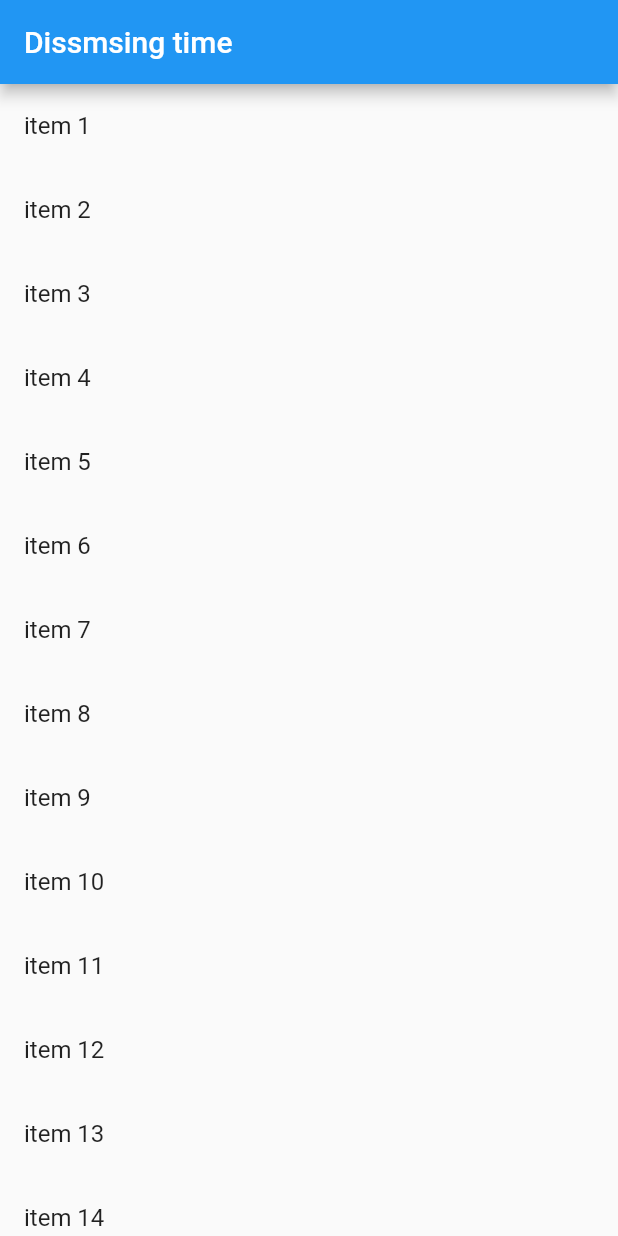
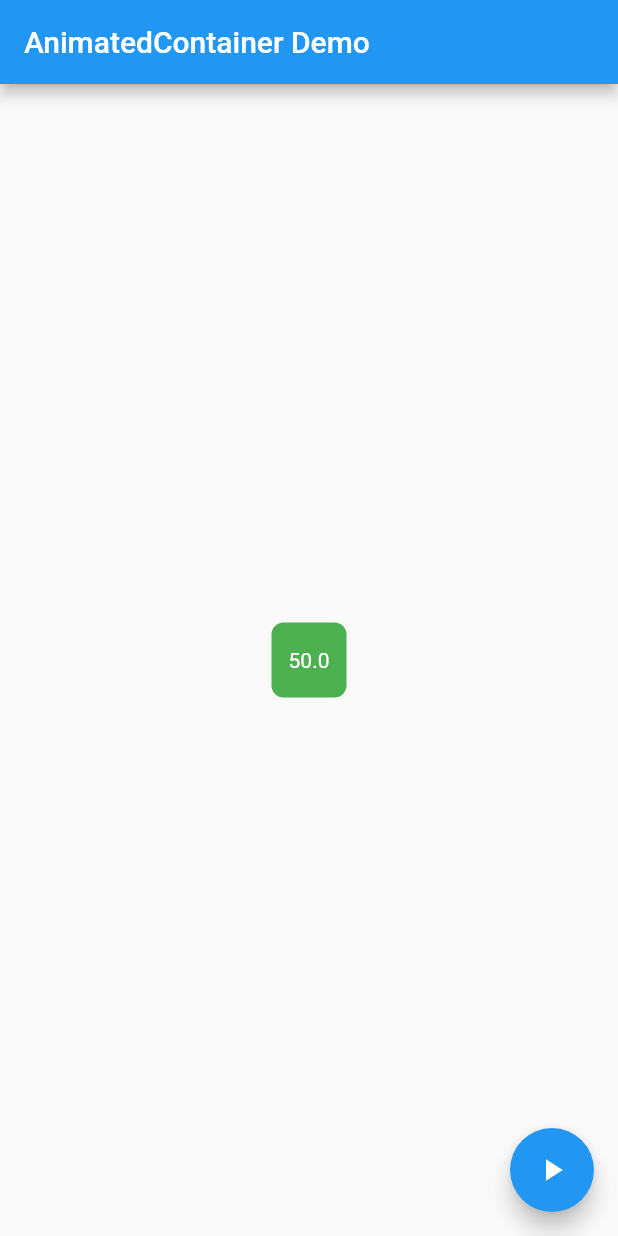
Before and after one commit to djdeo/flutter-demos, a Flutter app: the screen it shows after launch, on a phone screen of 412 x 824 dp. Run offline on Flutter 3.47's test engine with Material 2 defaults, Android fonts, the phone set to English and light mode, and no system bars.

Commit message:
animate container

```diff
--- a/lib/main.dart
+++ b/lib/main.dart
@@ -1,41 +1,73 @@
+import 'dart:math';
+
 import 'package:flutter/material.dart';
 
-void main() => runApp(MyApp(
-      items: List<String>.generate(20, (index) => "item ${index + 1}"),
-    ));
+void main() => runApp(AnimatedContainerApp());
 
-class MyApp extends StatelessWidget {
-  final List<String> items;
+class AnimatedContainerApp extends StatefulWidget {
+  @override
+  _AnimatedContainerAppState createState() => _AnimatedContainerAppState();
+}
 
-  MyApp({Key key, @required this.items}) : super(key: key);
+class _AnimatedContainerAppState extends State<AnimatedContainerApp> {
+  // Define the various properties with default values. Update these properties
+  // when the user taps a FloatingActionButton.
+  double _width = 50;
+  double _height = 50;
+  Color _color = Colors.green;
+  BorderRadiusGeometry _borderRadius = BorderRadius.circular(8);
 
   @override
   Widget build(BuildContext context) {
-    final title = 'Dissmsing time';
     return MaterialApp(
-      title: title,
       home: Scaffold(
-          appBar: AppBar(
-            title: Text(title),
+        appBar: AppBar(
+          title: Text('AnimatedContainer Demo'),
+        ),
+        body: Center(
+          child: AnimatedContainer(
+            // Use the properties stored in the State class.
+            width: _width,
+            height: _height,
+            decoration: BoxDecoration(
+              color: _color,
+              borderRadius: _borderRadius,
+            ),
+            // Define how long the animation should take.
+            duration: Duration(seconds: 1),
+            // Provide an optional curve to make the animation feel smoother.
+            curve: Curves.fastOutSlowIn,
+            child: Center(child: Text('$_width', style: TextStyle(color: Colors.white)),),
           ),
-          body: ListView.builder(
-            itemCount: items.length,
-            itemBuilder: (context, index) {
-              final item = items[index];
+        ),
+        floatingActionButton: FloatingActionButton(
+          child: Icon(Icons.play_arrow),
+          // When the user taps the button
+          onPressed: () {
+            // Use setState to rebuild the widget with new values.
+            setState(() {
+              // Create a random number generator.
+              final random = Random();
 
-              return Dismissible(
-                key: Key(item),
-                onDismissed: (direction) {
-                  items.removeAt(index);
-                  Scaffold.of(context).showSnackBar(SnackBar(
-                    content: Text('$item dismissed'),
-                  ));
-                },
-                background: Container(color: Colors.red[300],),
-                child: ListTile(title: Text('$item')),
+              // Generate a random width and height.
+              _width = random.nextInt(300).toDouble();
+              _height = random.nextInt(300).toDouble();
+
+              // Generate a random color.
+              _color = Color.fromRGBO(
+                random.nextInt(256),
+                random.nextInt(256),
+                random.nextInt(256),
+                1,
               );
-            },
-          )),
+
+              // Generate a random border radius.
+              _borderRadius =
+                  BorderRadius.circular(random.nextInt(100).toDouble());
+            });
+          },
+        ),
+      ),
     );
   }
 }
```
